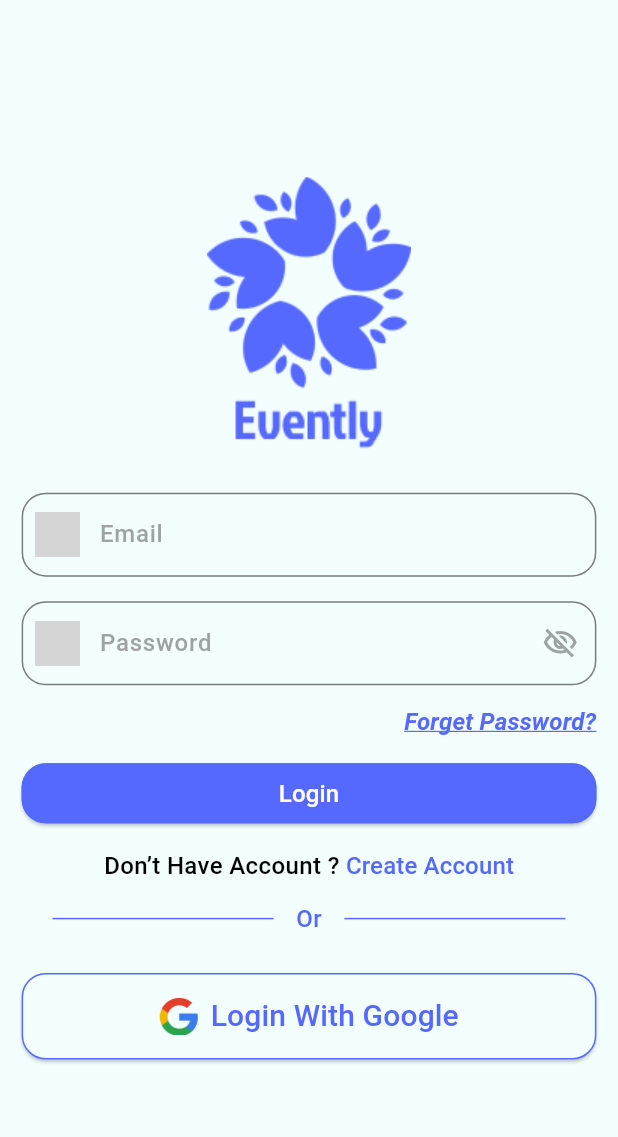
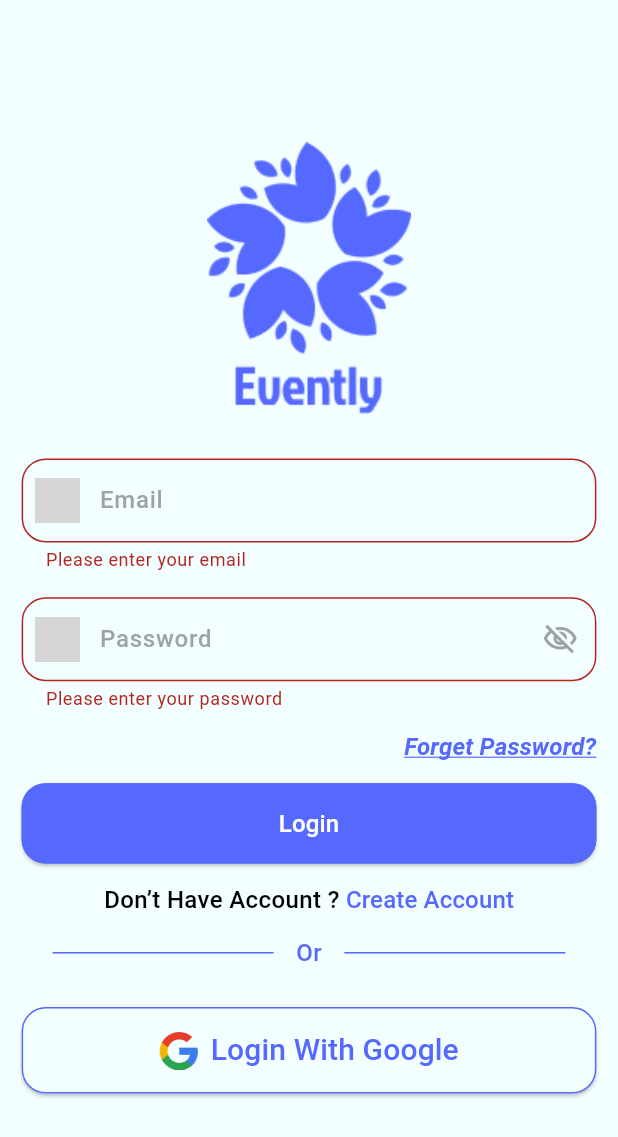
Before and after one commit to hesham81/evently_app, a Flutter app: the screen it shows after launch, after a tap on "Login", on a phone screen of 412 x 824 dp. Shown: the top 1137 px of the screen. Run offline on Flutter 3.47's test engine with Material 3 defaults, Android fonts, the light colour scheme and no system bars; grey boxes are pictures that could not be loaded.

Commit message:
adding validation to sign in

```diff
--- /dev/null
+++ b/lib/core/validations/validations.dart
@@ -0,0 +1,18 @@
+abstract class Validations {
+  static isEmailValid(String email) {
+    RegExp emailRegex = RegExp(r'^[\w-\.]+@([\w-]+\.)+[\w-]{2,4}$');
+    if (email.isEmpty) {
+      return "Please enter your email";
+    }
+    return emailRegex.hasMatch(email) ? null : "Please enter a valid email";
+  }
+
+  static isPasswordValid(String password) {
+    if (password.isEmpty) {
+      return "Please enter your password";
+    } else if (password.length < 6) {
+      return "Password must be at least 6 characters";
+    }
+    return null;
+  }
+}
--- a/lib/core/widget/custom_text_form_field.dart
+++ b/lib/core/widget/custom_text_form_field.dart
@@ -2,6 +2,8 @@ import 'package:evently/core/constant/app_assets.dart';
 import 'package:evently/core/extensions/extensions.dart';
 import 'package:evently/core/theme/app_colors.dart';
 import 'package:flutter/material.dart';
+
+typedef validation = String? Function(String?);
 
 class CustomTextFormField extends StatefulWidget {
   final double radius;
@@ -12,6 +14,7 @@ class CustomTextFormField extends StatefulWidget {
   final String? hintText;
   final TextStyle? hintStyle;
   final TextEditingController? controller;
+  final validation? validator;
 
   const CustomTextFormField({
     super.key,
@@ -23,6 +26,7 @@ class CustomTextFormField extends StatefulWidget {
     required this.hintText,
     this.hintStyle,
     this.controller,
+    this.validator,
   });
 
   @override
@@ -35,7 +39,7 @@ class _CustomTextFormFieldState extends State<CustomTextFormField> {
   @override
   Widget build(BuildContext context) {
     return TextFormField(
-
+      validator: widget.validator,
       controller: widget.controller,
       obscureText: visible,
       obscuringCharacter: "*",
--- a/lib/modules/sign_in_screen/pages/sign_in_screen.dart
+++ b/lib/modules/sign_in_screen/pages/sign_in_screen.dart
@@ -1,3 +1,4 @@
+import 'package:evently/core/validations/validations.dart';
 import 'package:evently/modules/sign_in_screen/widget/word_divider_widget.dart';
 
 import '/core/widget/custom_elevated_button.dart';
@@ -16,10 +17,15 @@ class SignInScreen extends StatelessWidget {
 
   @override
   Widget build(BuildContext context) {
+    var key = GlobalKey<FormState>();
+    var emailController = TextEditingController();
+    var passwordController = TextEditingController();
     return Scaffold(
       resizeToAvoidBottomInset: false,
       backgroundColor: AppColors.primary,
       body: SafeArea(
+        child: Form(
+          key: key,
           child: Column(
             mainAxisAlignment: MainAxisAlignment.center,
             children: [
@@ -28,12 +34,20 @@ class SignInScreen extends StatelessWidget {
               ),
               0.03.horSpace,
               CustomTextFormField(
+                validator: (value){
+                  return Validations.isEmailValid(emailController.text);
+                },
+                controller: emailController,
                 hintText: 'Email',
               ),
               0.02.horSpace,
               CustomTextFormField(
                 isPassword: true,
                 hintText: 'Password',
+                controller: passwordController,
+                validator: (value){
+                  return Validations.isPasswordValid(passwordController.text);
+                },
               ),
               CustomTextButton(
                 text: 'Forget Password?',
@@ -42,7 +56,9 @@ class SignInScreen extends StatelessWidget {
               Column(
                 crossAxisAlignment: CrossAxisAlignment.stretch,
                 children: [
-                CustomElevatedButton(
+                  SizedBox(
+                    height: 0.065.height,
+                    child: CustomElevatedButton(
                       text: Text(
                         "Login",
                         style: TextStyle(
@@ -51,7 +67,10 @@ class SignInScreen extends StatelessWidget {
                           fontWeight: FontWeight.w500,
                         ),
                       ),
-                  callBack: () {},
+                      callBack: () {
+                        if (key.currentState!.validate()) {}
+                      },
+                    ),
                   ),
                 ],
               ),
@@ -112,6 +131,7 @@ class SignInScreen extends StatelessWidget {
             ],
           ).centerWidget().verPadding(0.035),
         ),
+      ),
     );
   }
 }
```
Lines whose indentation alone changed are shown as unchanged.
